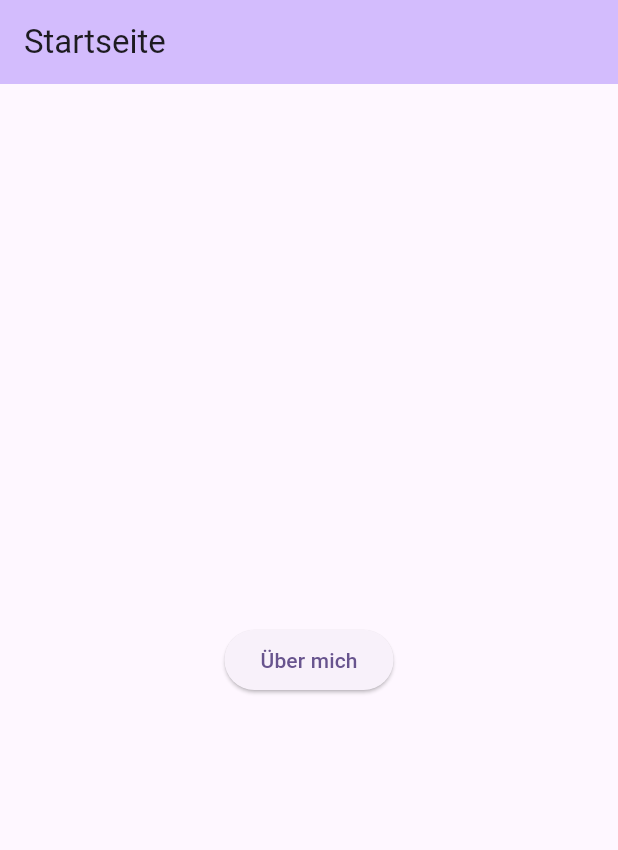
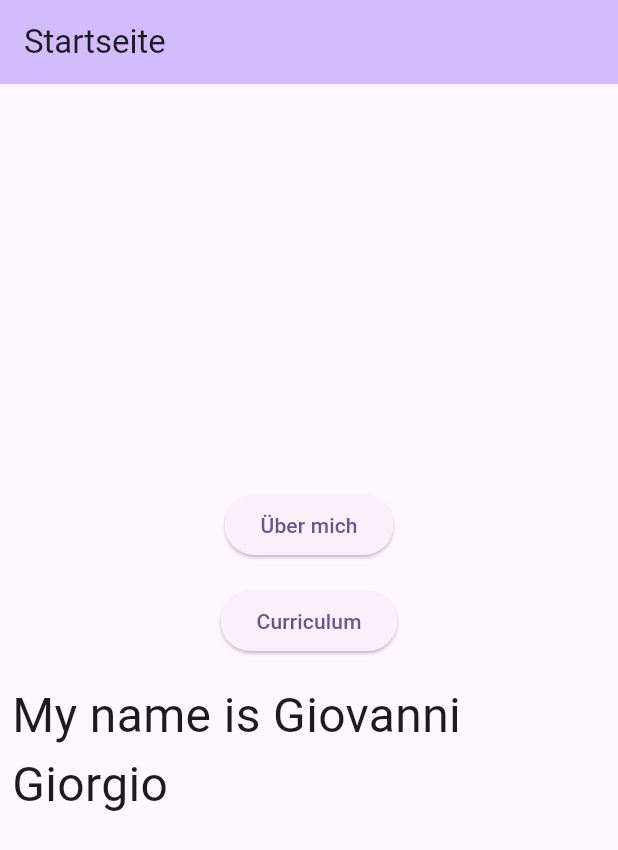
Before and after one commit to Dmuldoraf/portfolio_947134, a Flutter app: the screen it shows after launch, on a phone screen of 412 x 824 dp. Shown: the top 850 px of the screen. Run offline on Flutter 3.47's test engine with Material 3 defaults, Android fonts, the phone set to English and light mode, and no system bars; drawn by our look-alikes of animated_text_kit; Roboto replaces fonts that are missing (Archivo).

Commit message:
feat: buttons and animation

```diff
--- a/lib/main.dart
+++ b/lib/main.dart
@@ -24,6 +24,7 @@ class MyApp extends StatelessWidget {
   Widget build(BuildContext context) {
     return MaterialApp(
       title: 'EgB Uebung',
+      debugShowCheckedModeBanner: false,
       theme: ThemeData(
         colorScheme: ColorScheme.fromSeed(seedColor: Colors.deepPurple),
         useMaterial3: true,
--- a/lib/presentation/about_page/abaout_screen.dart
+++ b/lib/presentation/about_page/abaout_screen.dart
@@ -15,8 +15,8 @@ class AboutScreenState extends StatelessWidget {
           mainAxisAlignment: MainAxisAlignment.center,
           children: [
             ElevatedButton(
-                onPressed: () => Navigator.pushNamed(context, '/abaut'),
-                child: const Text('Über mich'))
+                onPressed: () => Navigator.popAndPushNamed(context, '/'),
+                child: const Text('Home'))
           ],
         ),
       ),
--- a/lib/presentation/curriculum_page/curriculum_screen.dart
+++ b/lib/presentation/curriculum_page/curriculum_screen.dart
@@ -10,7 +10,7 @@ class CurriculumScreen extends StatelessWidget {
           mainAxisAlignment: MainAxisAlignment.center,
           children: [
             ElevatedButton(
-                onPressed: () => Navigator.pop(context),
+                onPressed: () => Navigator.popAndPushNamed(context, '/'),
                 child: const Text('Startseite'))
           ],
         ),
--- a/lib/presentation/home_page/home_screen.dart
+++ b/lib/presentation/home_page/home_screen.dart
@@ -1,8 +1,14 @@
 import 'package:flutter/material.dart';
+import 'package:animated_text_kit/animated_text_kit.dart';
 
-class HomeScreen extends StatelessWidget {
+class HomeScreen extends StatefulWidget {
   const HomeScreen({super.key});
 
+  @override
+  _HomeScreenState createState() => _HomeScreenState();
+}
+
+class _HomeScreenState extends State<HomeScreen> {
   @override
   Widget build(BuildContext context) {
     return Scaffold(
@@ -14,9 +20,53 @@ class HomeScreen extends StatelessWidget {
         child: Column(
           mainAxisAlignment: MainAxisAlignment.center,
           children: [
-            ElevatedButton(
-                onPressed: () => Navigator.pushNamed(context, '/abaut'),
-                child: const Text('Über mich'))
+            Padding(
+              padding: const EdgeInsets.all(8.0),
+              child: ElevatedButton(
+                onPressed: () => Navigator.pushNamed(context, '/about'),
+                child: const Text('Über mich'),
+              ),
+            ),
+            Padding(
+              padding: const EdgeInsets.all(8.0),
+              child: ElevatedButton(
+                onPressed: () => Navigator.pushNamed(context, '/curriculum'),
+                child: const Text('Curriculum'),
+              ),
+            ),
+            Padding(
+              padding: const EdgeInsets.all(8.0),
+              child: SizedBox(
+                height: 100,
+                child: AnimatedTextKit(
+                  animatedTexts: [
+                    FadeAnimatedText(
+                      'My name is Giovanni Giorgio',
+                      textStyle: const TextStyle(
+                          fontFamily: 'Archivo',
+                          fontSize: 32,
+                          fontWeight: FontWeight.w400),
+                    ),
+                    FadeAnimatedText(
+                      'but egerybody calls me',
+                      textStyle: const TextStyle(
+                        fontFamily: 'Stencil',
+                        fontSize: 32,
+                        fontWeight: FontWeight.w600,
+                      ),
+                    ),
+                    ScaleAnimatedText(
+                      'Giorgio',
+                      textStyle: const TextStyle(
+                        fontFamily: 'Stencil Std, fantasy',
+                        fontSize: 72,
+                        fontWeight: FontWeight.w900,
+                      ),
+                    ),
+                  ],
+                ),
+              ),
+            ),
           ],
         ),
       ),
--- a/pubspec.yaml
+++ b/pubspec.yaml
@@ -46,6 +46,7 @@ dev_dependencies:
   # package. See that file for information about deactivating specific lint
   # rules and activating additional ones.
   flutter_lints: ^3.0.0
+  animated_text_kit: ^4.2.2
 
 # For information on the generic Dart part of this file, see the
 # following page: https://dart.dev/tools/pub/pubspec
```
Also changed, not shown: lib/presentation/landingPage.dart (deleted, +0 -49 lines).
